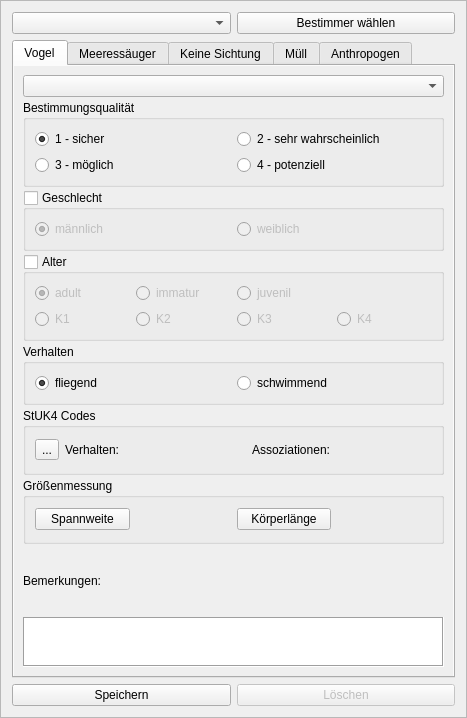
This is widget_census.ui in ifaoe/2014-10-Bird-View as Qt 5 draws it before an edit. The edited form follows.
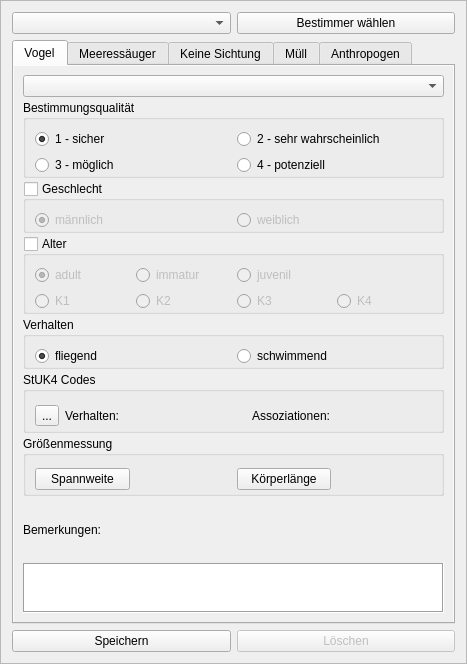
This is the edited form.

Commit message: comprimised design elements to allow for more space

```diff
--- a/widget_census.ui
+++ b/widget_census.ui
@@ -7,7 +7,7 @@
     <x>0</x>
     <y>0</y>
     <width>467</width>
-    <height>718</height>
+    <height>664</height>
    </rect>
   </property>
   <property name="windowTitle">
@@ -115,6 +115,9 @@
           <string>Bestimmungsqualität</string>
          </property>
          <layout class="QGridLayout" name="gridLayout_2">
+          <property name="bottomMargin">
+           <number>0</number>
+          </property>
           <item row="0" column="0">
            <widget class="QRadioButton" name="rbBirdQual1">
             <property name="text">
@@ -197,6 +200,9 @@
           <bool>false</bool>
          </property>
          <layout class="QGridLayout" name="gridLayout_11">
+          <property name="bottomMargin">
+           <number>0</number>
+          </property>
           <item row="0" column="1">
            <widget class="QRadioButton" name="rbBirdFemale">
             <property name="text">
@@ -250,6 +256,9 @@
           <bool>false</bool>
          </property>
          <layout class="QGridLayout" name="gridLayout_6">
+          <property name="bottomMargin">
+           <number>0</number>
+          </property>
           <item row="0" column="0">
            <widget class="QRadioButton" name="rbBirdAgeAdult">
             <property name="text">
@@ -368,6 +377,9 @@
           <bool>false</bool>
          </property>
          <layout class="QGridLayout" name="gridLayout">
+          <property name="bottomMargin">
+           <number>0</number>
+          </property>
           <item row="0" column="0">
            <widget class="QRadioButton" name="rbBirdBehaveFly">
             <property name="sizePolicy">
@@ -418,6 +430,9 @@
           <string>StUK4 Codes</string>
          </property>
          <layout class="QGridLayout" name="gridLayout_5">
+          <property name="bottomMargin">
+           <number>0</number>
+          </property>
           <item row="0" column="0">
            <widget class="QToolButton" name="tbtStuk4CodesBird">
             <property name="text">
@@ -448,6 +463,9 @@
           <string>Größenmessung</string>
          </property>
          <layout class="QGridLayout" name="gridLayout_17">
+          <property name="bottomMargin">
+           <number>0</number>
+          </property>
           <item row="2" column="0">
            <widget class="QPushButton" name="btnBirdSizeSpan">
             <property name="maximumSize">
```
The commit also changes 3 other files.
